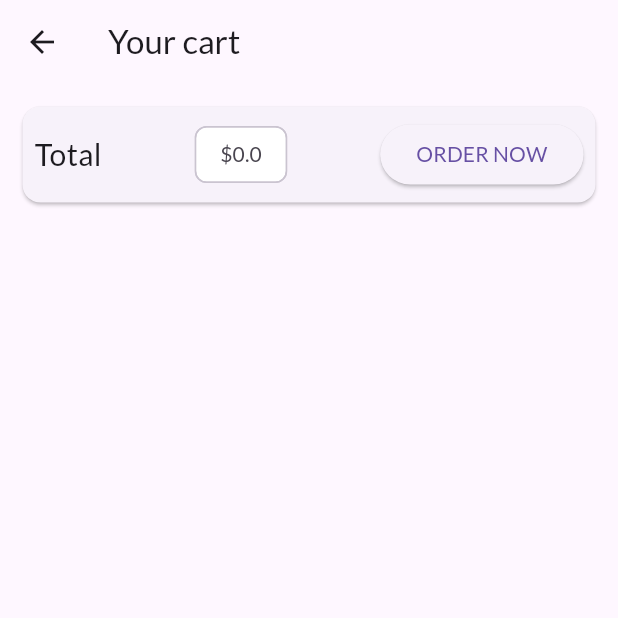
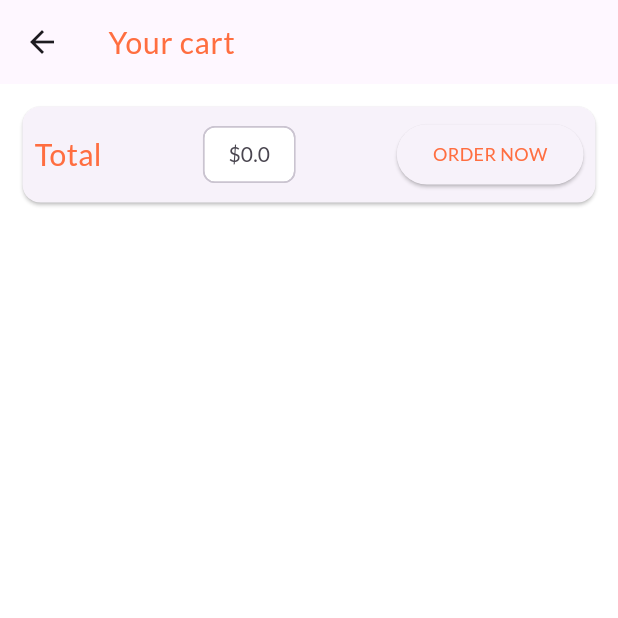
Before and after one commit to GarifullinII/shopapp, a Flutter app: the CartScreen screen opened by its route, on a phone screen of 412 x 824 dp, the top half of it. Run offline on Flutter 3.47's test engine with Material 3 defaults, Android fonts, the phone set to English and light mode, and no system bars; network calls fail.

Commit message:
add cart_item

```diff
--- a/lib/screens/cart_screen.dart
+++ b/lib/screens/cart_screen.dart
@@ -1,6 +1,9 @@
+import 'package:flutter/cupertino.dart';
 import 'package:flutter/material.dart';
+import 'package:flutter/widgets.dart';
 import 'package:provider/provider.dart';
 import 'package:shopapp/providers/cart.dart';
+import 'package:shopapp/widgets/cart_item.dart' as ci;
 
 class CartScreen extends StatelessWidget {
   static const routeName = '/cart';
@@ -9,9 +12,14 @@ class CartScreen extends StatelessWidget {
 
   @override
   Widget build(BuildContext context) {
+    final cart = Provider.of<Cart>(context);
+
     return Scaffold(
       appBar: AppBar(
-        title: const Text('Your cart'),
+        title: Text(
+          'Your cart',
+          style: Theme.of(context).textTheme.bodyLarge,
+        ),
       ),
       body: Column(
         children: [
@@ -37,12 +45,26 @@ class CartScreen extends StatelessWidget {
                   ),
                   ElevatedButton(
                     onPressed: () {},
-                    child: const Text('ORDER NOW'),
+                    child: Text(
+                      'ORDER NOW',
+                      style: Theme.of(context).textTheme.bodyMedium,
+                    ),
                   ),
                 ],
               ),
             ),
-          )
+          ),
+          Expanded(
+            child: ListView.builder(
+              itemBuilder: (context, index) => ci.CartItem(
+                id: cart.items.values.toList()[index].id,
+                title: cart.items.values.toList()[index].title,
+                quantity: cart.items.values.toList()[index].quantity,
+                price: cart.items.values.toList()[index].price,
+              ),
+              itemCount: cart.itemCount,
+            ),
+          ),
         ],
       ),
     );
--- a/lib/screens/products_overview_screen.dart
+++ b/lib/screens/products_overview_screen.dart
@@ -21,7 +21,10 @@ class _ProductsOverviewScreenState extends State<ProductsOverviewScreen> {
   Widget build(BuildContext context) {
     return Scaffold(
       appBar: AppBar(
-        title: const Text('VC Shop'),
+        title: Text(
+          'VC Shop',
+          style: Theme.of(context).textTheme.bodyLarge,
+        ),
         actions: [
           PopupMenuButton(
             onSelected: (FilterOption selectedValue) {
@@ -43,6 +46,7 @@ class _ProductsOverviewScreenState extends State<ProductsOverviewScreen> {
                 child: Text('Show all'),
               ),
             ],
+            shadowColor: Theme.of(context).primaryColor,
           ),
           Consumer<Cart>(
             builder: (BuildContext context, Cart cart, Widget? widget) {
--- a/lib/widgets/custom_badge.dart
+++ b/lib/widgets/custom_badge.dart
@@ -32,9 +32,7 @@ class CustomBadge extends StatelessWidget {
             child: Text(
               value,
               textAlign: TextAlign.center,
-              style: const TextStyle(
-                fontSize: 10,
-              ),
+              style: Theme.of(context).textTheme.bodySmall,
             ),
           ),
         ),
```
Also changed, not shown: lib/main.dart (+19 -2 lines), lib/screens/product_detail_screen.dart (+8 -3 lines), lib/widgets/cart_item.dart (added, +52 -0 lines).
